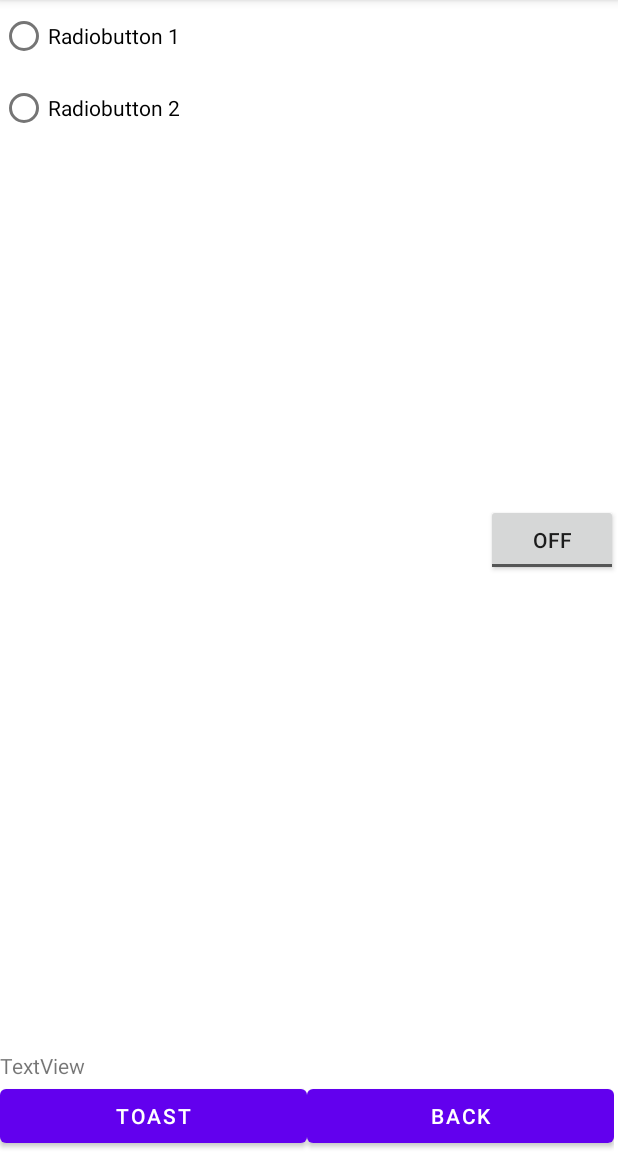
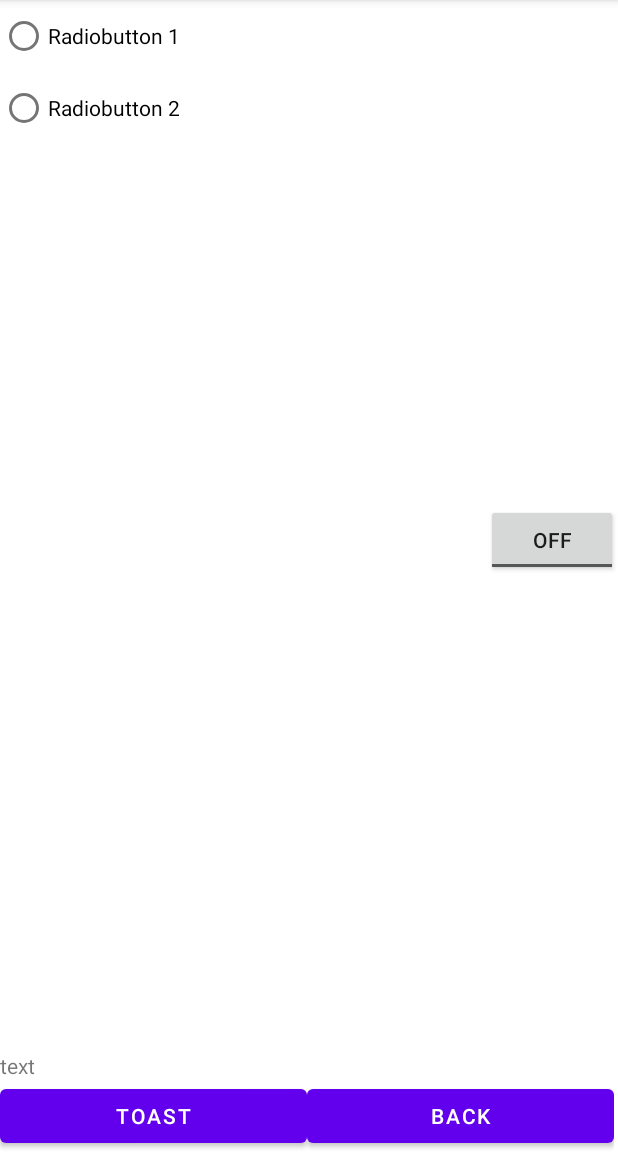
Before and after one commit to 254534/L01_2, an Android app: the Activity2 screen opened directly, with no data from a screen before it, on a phone screen of 412 x 824 dp, the part 84-1236 px from its top. Run offline under Robolectric (Android 15) with nearby library versions, the phone set to English and light mode, and no system bars.

Commit message:
changes to display

```diff
--- a/app/src/main/res/layout/activity_2.xml
+++ b/app/src/main/res/layout/activity_2.xml
@@ -39,7 +39,7 @@
         android:id="@+id/textView1_2"
         android:layout_width="wrap_content"
         android:layout_height="wrap_content"
-        android:text="TextView"
+        android:text="@string/act2_text1_2"
         app:layout_constraintBottom_toTopOf="@+id/tableRow"
         tools:layout_editor_absoluteX="83dp" />
 
--- a/app/src/main/res/layout/activity_main.xml
+++ b/app/src/main/res/layout/activity_main.xml
@@ -13,7 +13,7 @@
         android:layout_height="0dp"
         android:layout_weight="1"
         android:gravity="center"
-        android:text="@string/actM_text1" />
+        android:text="@string/actM_text1_M" />
 
     <TextView
         android:id="@+id/textView2_m"
@@ -21,7 +21,7 @@
         android:layout_height="0dp"
         android:layout_weight="2"
         android:gravity="center"
-        android:text="@string/actM_text2" />
+        android:text="@string/actM_text2_M" />
 
     <TableRow
         android:layout_width="match_parent"
--- a/app/src/main/res/values/strings.xml
+++ b/app/src/main/res/values/strings.xml
@@ -8,6 +8,7 @@
     <string name="act2_radiobutton1">Radiobutton 1</string>
     <string name="act2_radiobutton2">Radiobutton 2</string>
     <string name="act2_togglebutton1">Togglebutton</string>
-    <string name="actM_text1">wyśrodkowany krótki opis</string>
-    <string name="actM_text2">Kamila Sproska</string>
+    <string name="act2_text1_2">text</string>
+    <string name="actM_text1_M">wyśrodkowany krótki opis</string>
+    <string name="actM_text2_M">Kamila Sproska</string>
 </resources>
```
